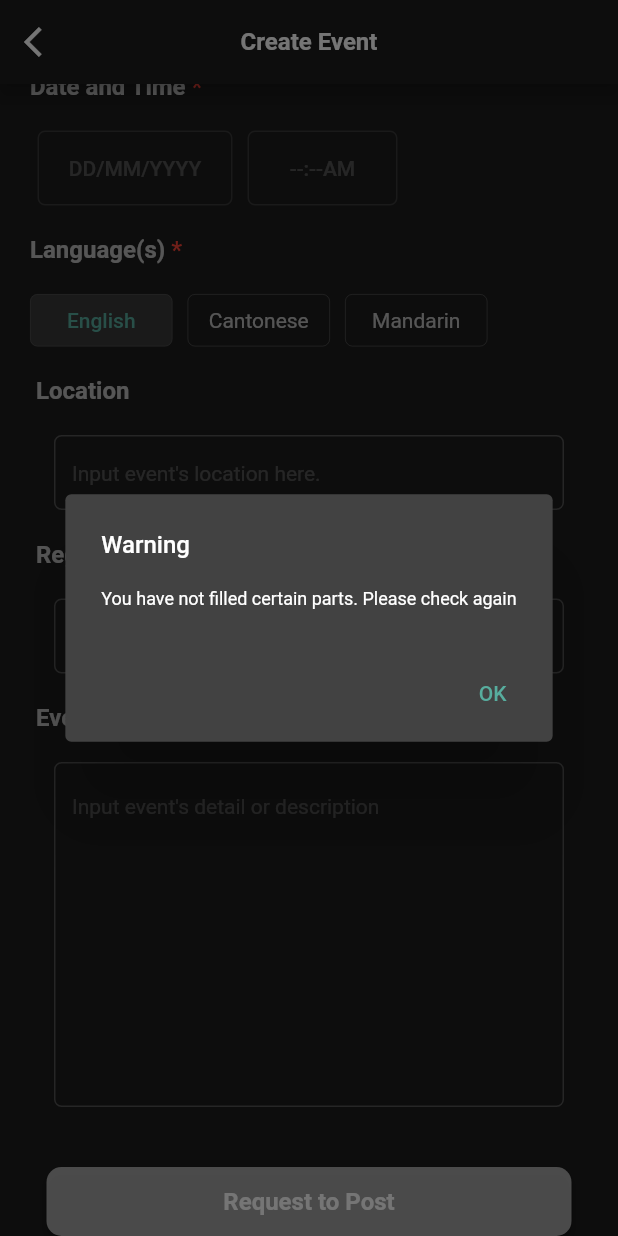
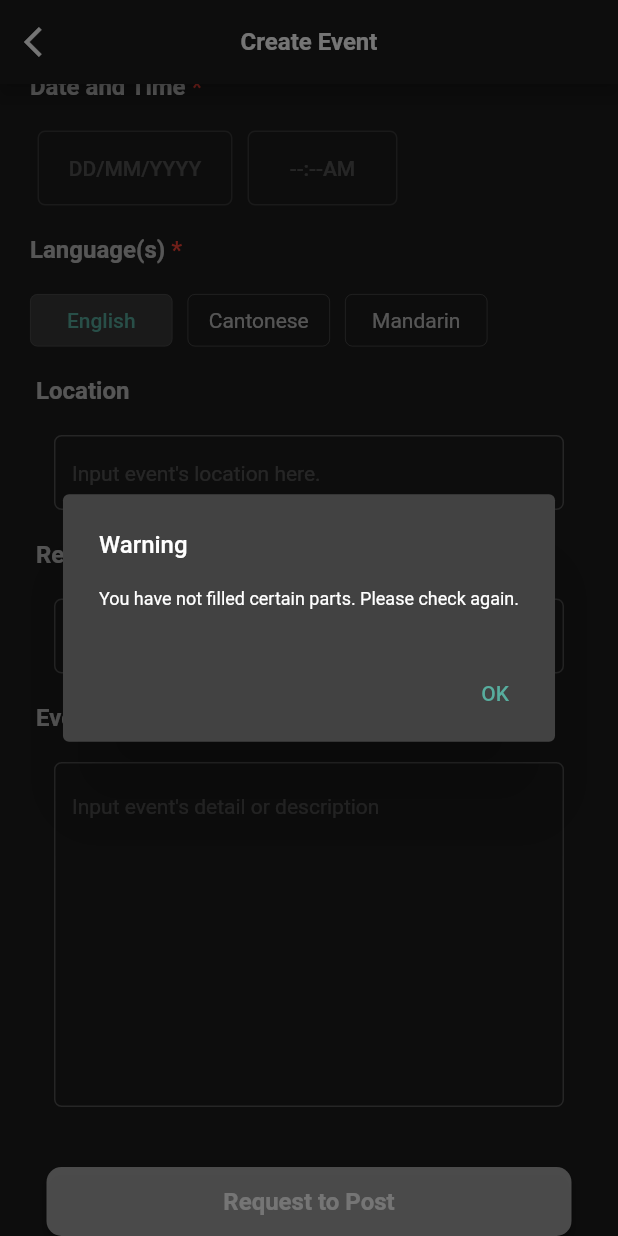
Before and after one commit to seoyoungk0909/INUS, a Flutter app: the EventWritePage screen opened by its route, scrolled down 340 dp, after a tap on "Request to Post", on a phone screen of 412 x 824 dp. Run offline on Flutter 3.47's test engine with Material 2 defaults, Android fonts, the phone set to English and light mode, and no system bars; our stand-ins replace cloud_firestore, firebase_auth, firebase_core, flutter_keyboard_visibility, flutter_speed_dial, flutter_svg and 1 more; accounts and stored records are empty; Roboto replaces fonts that are missing (Outfit); project files that could hold a hidden picture were left out.

Commit message:
modify type error

```diff
--- a/lib/views/event_write_page.dart
+++ b/lib/views/event_write_page.dart
@@ -718,7 +718,7 @@ class EventWritePageState extends State<EventWritePage> {
                                           style: TextStyle(fontSize: 16),
                                         ),
                                         content: const Text(
-                                          "You have not filled certain parts. Please check again",
+                                          "You have not filled certain parts. Please check again.",
                                           style: TextStyle(fontSize: 12),
                                         ),
                                         actions: <Widget>[
```
